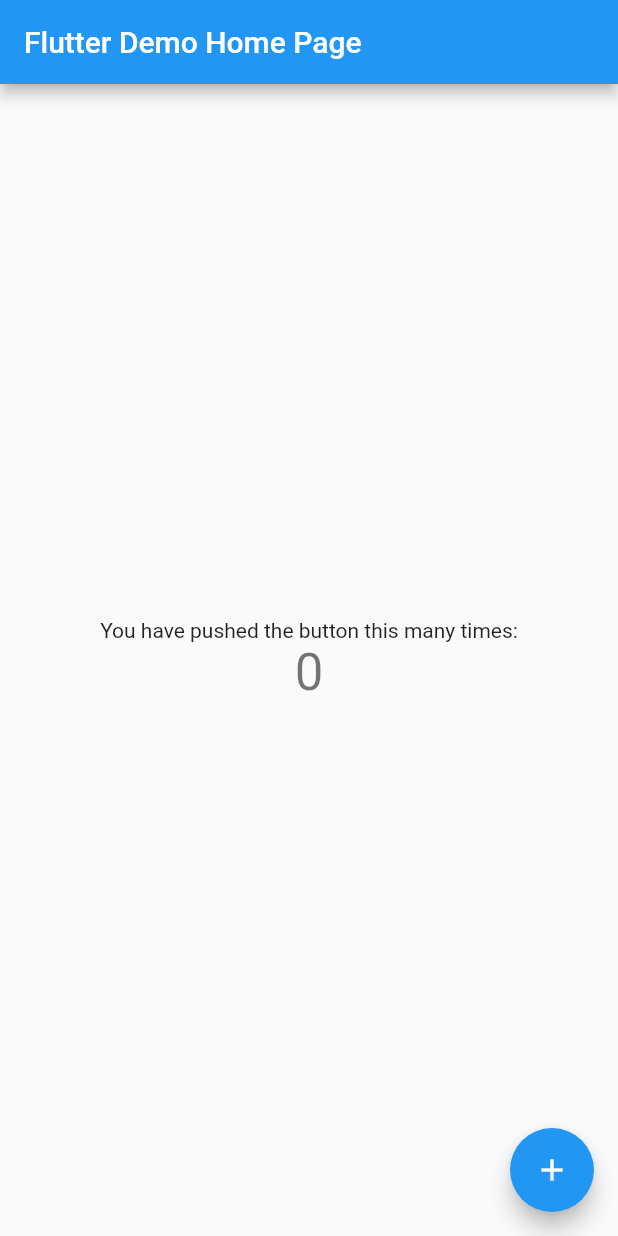
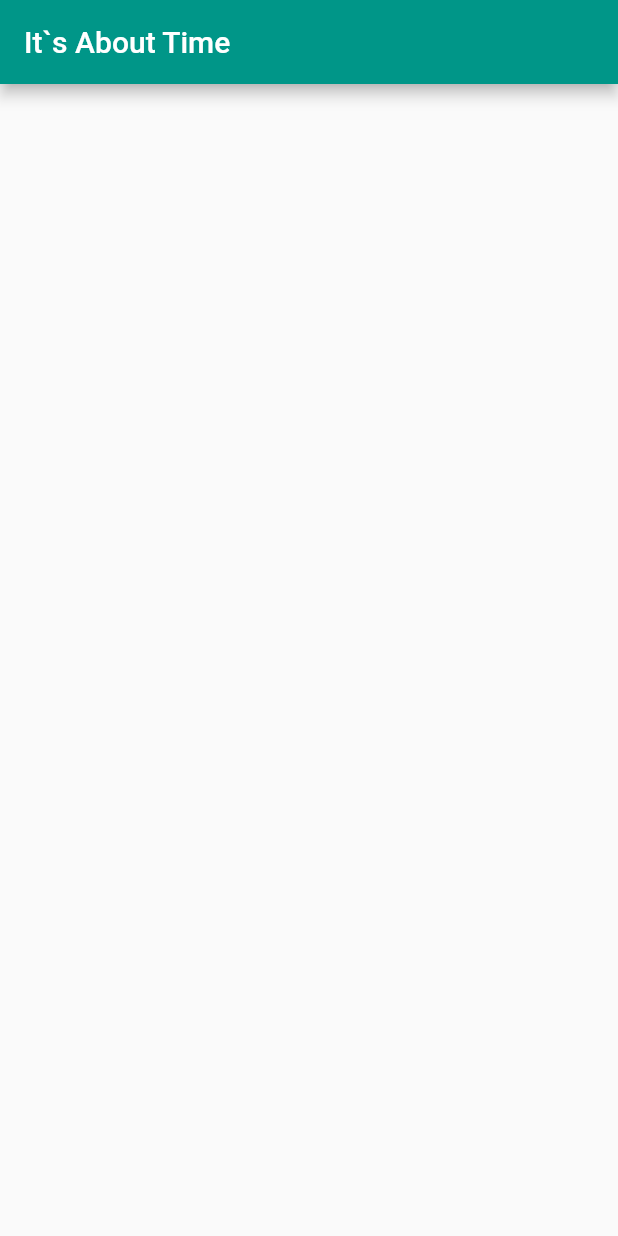
Before and after one commit to LymarV/It-s-About-Time, a Flutter app: the screen it shows after launch, on a phone screen of 412 x 824 dp. Run offline on Flutter 3.47's test engine with Material 2 defaults, Android fonts, the phone set to English and light mode, and no system bars.

Commit message:
Clean up the application class

```diff
--- a/lib/main.dart
+++ b/lib/main.dart
@@ -1,47 +1,26 @@
 import 'package:flutter/material.dart';
 
 void main() {
-  runApp(MyApp());
+  runApp(App());
 }
 
-class MyApp extends StatelessWidget {
+class App extends StatelessWidget {
   // This widget is the root of your application.
   @override
   Widget build(BuildContext context) {
     return MaterialApp(
-      title: 'Flutter Demo',
+      title: 'It`s About Time',
       theme: ThemeData(
-        // This is the theme of your application.
-        //
-        // Try running your application with "flutter run". You'll see the
-        // application has a blue toolbar. Then, without quitting the app, try
-        // changing the primarySwatch below to Colors.green and then invoke
-        // "hot reload" (press "r" in the console where you ran "flutter run",
-        // or simply save your changes to "hot reload" in a Flutter IDE).
-        // Notice that the counter didn't reset back to zero; the application
-        // is not restarted.
-        primarySwatch: Colors.blue,
-        // This makes the visual density adapt to the platform that you run
-        // the app on. For desktop platforms, the controls will be smaller and
-        // closer together (more dense) than on mobile platforms.
+        primarySwatch: Colors.teal,
         visualDensity: VisualDensity.adaptivePlatformDensity,
       ),
-      home: MyHomePage(title: 'Flutter Demo Home Page'),
+      home: MyHomePage(title: 'It`s About Time'),
     );
   }
 }
 
 class MyHomePage extends StatefulWidget {
   MyHomePage({Key key, this.title}) : super(key: key);
-
-  // This widget is the home page of your application. It is stateful, meaning
-  // that it has a State object (defined below) that contains fields that affect
-  // how it looks.
-
-  // This class is the configuration for the state. It holds the values (in this
-  // case the title) provided by the parent (in this case the App widget) and
-  // used by the build method of the State. Fields in a Widget subclass are
-  // always marked "final".
 
   final String title;
 
@@ -50,68 +29,18 @@ class MyHomePage extends StatefulWidget {
 }
 
 class _MyHomePageState extends State<MyHomePage> {
-  int _counter = 0;
-
-  void _incrementCounter() {
-    setState(() {
-      // This call to setState tells the Flutter framework that something has
-      // changed in this State, which causes it to rerun the build method below
-      // so that the display can reflect the updated values. If we changed
-      // _counter without calling setState(), then the build method would not be
-      // called again, and so nothing would appear to happen.
-      _counter++;
-    });
-  }
-
   @override
   Widget build(BuildContext context) {
-    // This method is rerun every time setState is called, for instance as done
-    // by the _incrementCounter method above.
-    //
-    // The Flutter framework has been optimized to make rerunning build methods
-    // fast, so that you can just rebuild anything that needs updating rather
-    // than having to individually change instances of widgets.
     return Scaffold(
       appBar: AppBar(
-        // Here we take the value from the MyHomePage object that was created by
-        // the App.build method, and use it to set our appbar title.
         title: Text(widget.title),
       ),
       body: Center(
-        // Center is a layout widget. It takes a single child and positions it
-        // in the middle of the parent.
         child: Column(
-          // Column is also a layout widget. It takes a list of children and
-          // arranges them vertically. By default, it sizes itself to fit its
-          // children horizontally, and tries to be as tall as its parent.
-          //
-          // Invoke "debug painting" (press "p" in the console, choose the
-          // "Toggle Debug Paint" action from the Flutter Inspector in Android
-          // Studio, or the "Toggle Debug Paint" command in Visual Studio Code)
-          // to see the wireframe for each widget.
-          //
-          // Column has various properties to control how it sizes itself and
-          // how it positions its children. Here we use mainAxisAlignment to
-          // center the children vertically; the main axis here is the vertical
-          // axis because Columns are vertical (the cross axis would be
-          // horizontal).
           mainAxisAlignment: MainAxisAlignment.center,
-          children: <Widget>[
-            Text(
-              'You have pushed the button this many times:',
-            ),
-            Text(
-              '$_counter',
-              style: Theme.of(context).textTheme.headline4,
-            ),
-          ],
+          children: <Widget>[],
         ),
       ),
-      floatingActionButton: FloatingActionButton(
-        onPressed: _incrementCounter,
-        tooltip: 'Increment',
-        child: Icon(Icons.add),
-      ), // This trailing comma makes auto-formatting nicer for build methods.
     );
   }
 }
```
Also changed, not shown: 1 other file.
